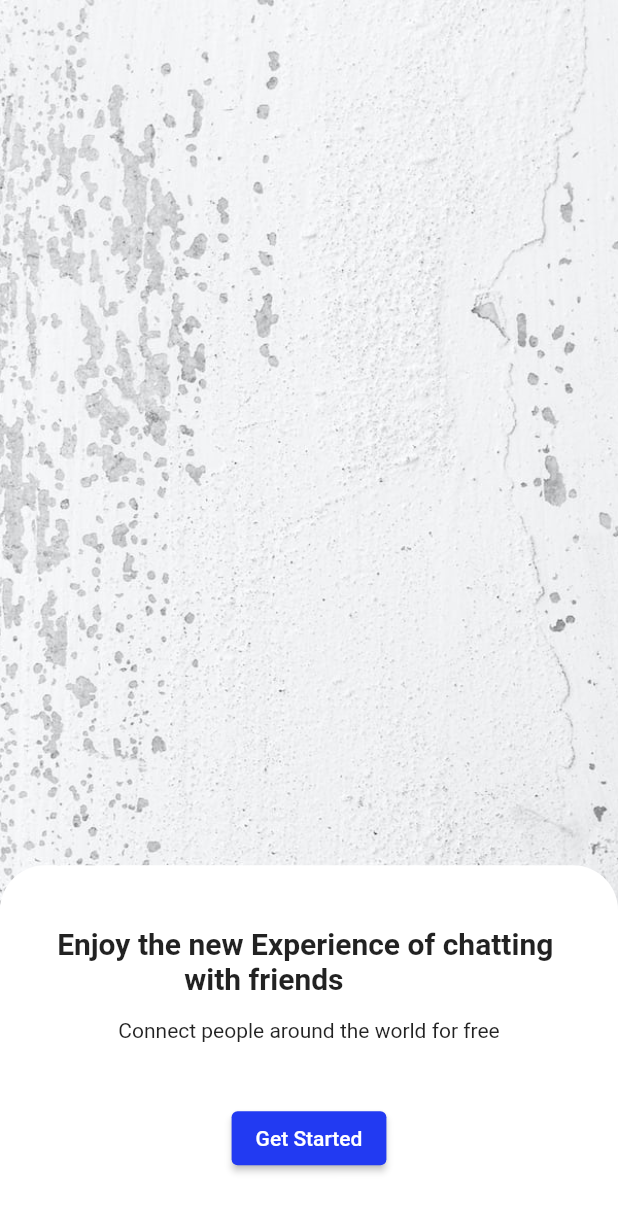
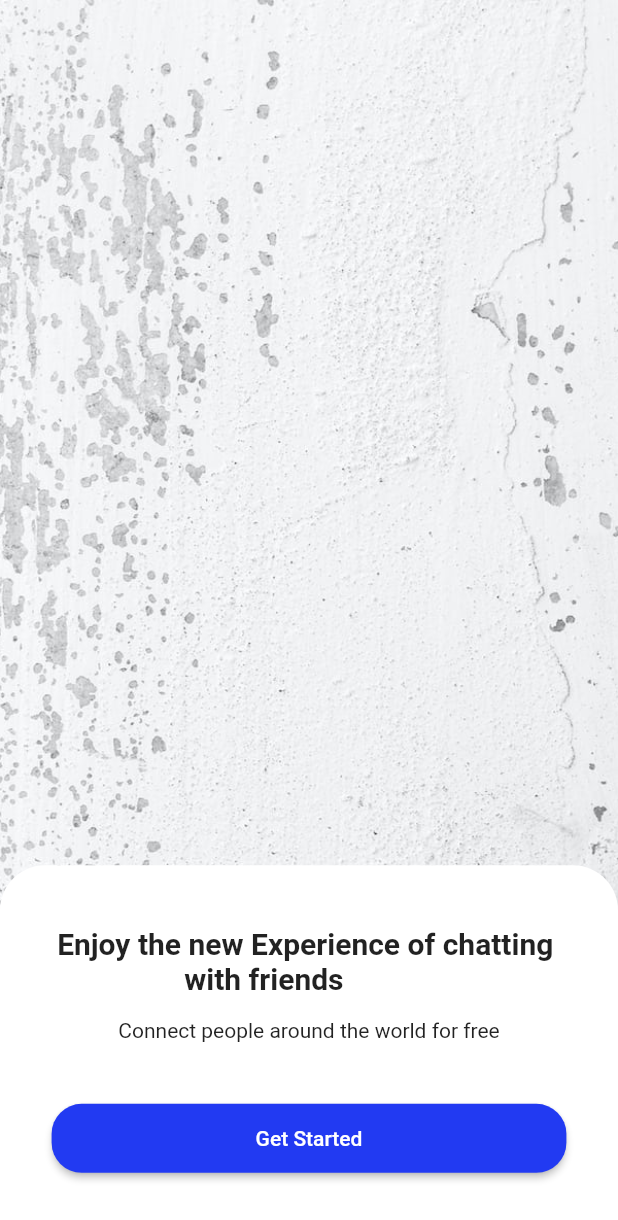
Before and after one commit to Simple-Genius/chat_app, a Flutter app: the screen it shows after launch, on a phone screen of 412 x 824 dp. Shown: the top 1220 px of the screen. Run offline on Flutter 3.47's test engine with Material 2 defaults, Android fonts, the phone set to English and light mode, and no system bars; our stand-ins replace get.

Commit message:
loading view done

```diff
--- a/lib/app/modules/home/views/home_view.dart
+++ b/lib/app/modules/home/views/home_view.dart
@@ -1,3 +1,4 @@
+import 'package:chat_app/app/modules/login/views/login_view.dart';
 import 'package:flutter/material.dart';
 import 'package:get/get.dart';
 import '../controllers/home_controller.dart';
@@ -8,7 +9,7 @@ class HomeView extends GetView<HomeController> {
   Widget build(BuildContext context) {
     return Scaffold(
       body: Container(
-          decoration: BoxDecoration(
+          decoration: const BoxDecoration(
               image: DecorationImage(
                   image: AssetImage("images/background.jpeg"),
                   fit: BoxFit.cover)),
@@ -25,22 +26,34 @@ class HomeView extends GetView<HomeController> {
               child: Column(
                 mainAxisAlignment: MainAxisAlignment.center,
                 children: [
-                  Text(
+                  const Text(
                     'Enjoy the new Experience of chatting \n                 with friends',
                     style: TextStyle(fontSize: 20, fontWeight: FontWeight.bold),
                   ),
-                  SizedBox(
+                  const SizedBox(
                     height: 15,
                   ),
-                  Text('Connect people around the world for free'),
-                  SizedBox(
+                  const Text('Connect people around the world for free'),
+                  const SizedBox(
                     height: 40,
                   ),
-                  ElevatedButton(
-                    onPressed: () {},
-                    style: ElevatedButton.styleFrom(
-                        backgroundColor: Color(0xff223af2)),
-                    child: const Text('Get Started'),
+                  Container(
+                    decoration:
+                        BoxDecoration(borderRadius: BorderRadius.circular(20)),
+                    child: ElevatedButton(
+                      onPressed: () {
+                        Get.to(() => const LoginView());
+                      },
+                      style: ElevatedButton.styleFrom(
+                          backgroundColor: const Color(0xff223af2),
+                          shape: RoundedRectangleBorder(
+                              borderRadius: BorderRadius.circular(20))),
+                      child: const Padding(
+                        padding: EdgeInsets.symmetric(
+                            horizontal: 120.0, vertical: 15),
+                        child: Text('Get Started'),
+                      ),
+                    ),
                   )
                 ],
               ),
```
